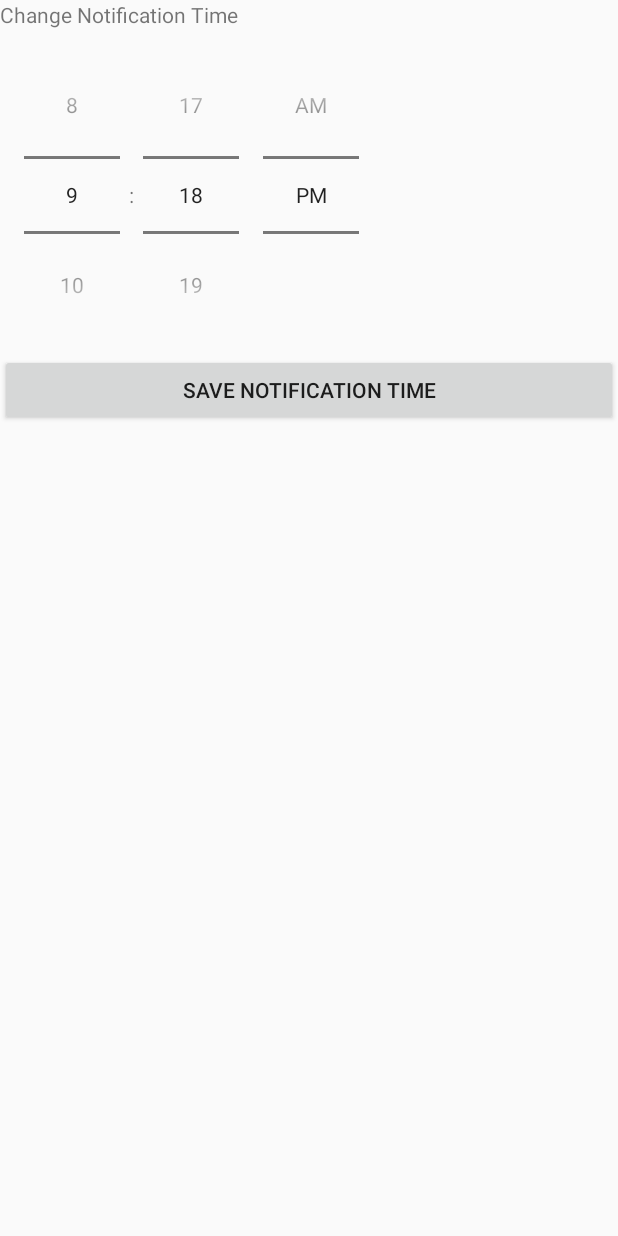
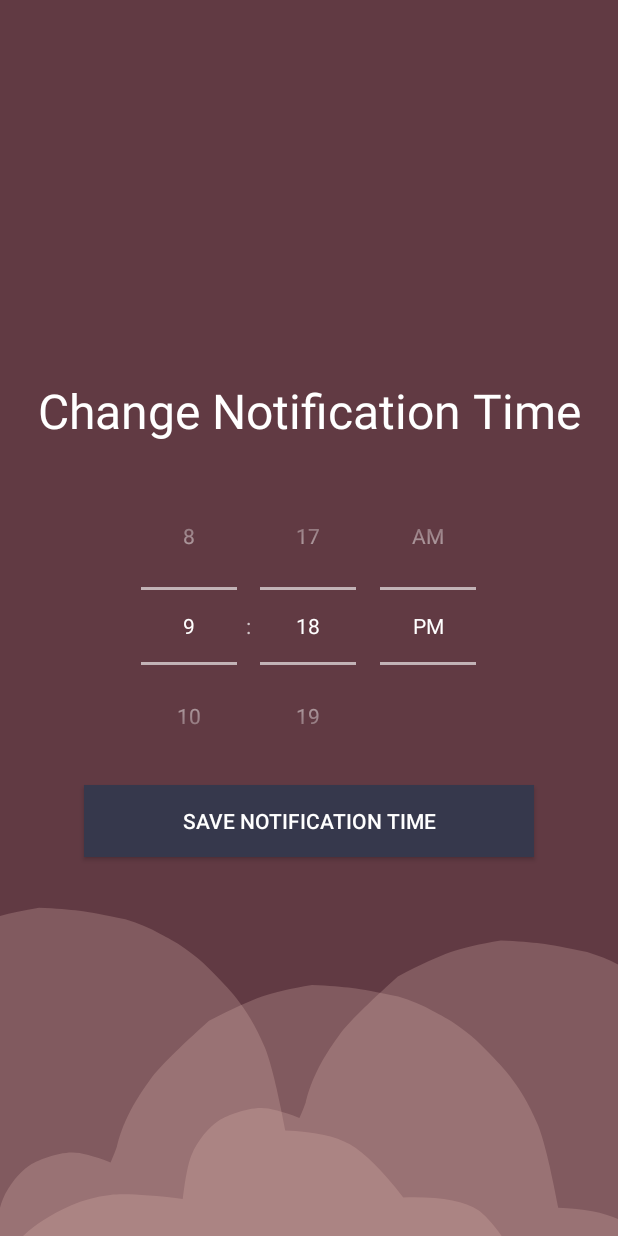
Before and after one commit to jzirkin/cmsc436-feelings_diary, an Android app: the NotificationTimeSettingActivity screen opened directly, with no data from a screen before it, on a phone screen of 412 x 824 dp. Run offline under Robolectric (Android 15) with nearby library versions, the phone set to English and light mode, and no system bars.

Commit message:
finished settings UI

```diff
--- a/app/src/main/res/layout/activity_notification_frequency.xml
+++ b/app/src/main/res/layout/activity_notification_frequency.xml
@@ -16,7 +16,9 @@
     <RelativeLayout
         android:layout_width="match_parent"
         android:layout_height="match_parent"
-        android:orientation="vertical">
+        android:orientation="vertical"
+        android:layout_centerVertical="true"
+        android:gravity="center">
 
         <TextView
             android:textSize="32sp"
@@ -26,13 +28,15 @@
             android:id="@+id/notification_frequency_text"
             android:layout_width="match_parent"
             android:layout_height="wrap_content"
-            android:text="@string/change_notification_frequency" />
+            android:text="@string/change_notification_frequency"
+            android:layout_marginBottom="16dp"/>
 
         <RadioGroup
             android:id="@+id/frequency_group"
             android:layout_below="@id/notification_frequency_text"
             android:layout_width="match_parent"
-            android:layout_height="match_parent">
+            android:layout_height="wrap_content"
+            android:layout_marginBottom="16dp">
 
             <RadioButton
                 android:buttonTint="@color/white"
@@ -72,11 +76,14 @@
         </RadioGroup>
 
         <Button
+            android:textColor="@color/white"
+            android:background="@color/colorPrimaryDark"
             android:id="@+id/save_notification_frequency_btn"
             android:layout_below="@id/frequency_group"
-            android:layout_width="match_parent"
+            android:layout_width="300dp"
             android:layout_height="wrap_content"
-            android:text="@string/save_notification_frequency" />
+            android:text="@string/save_notification_frequency"
+            android:layout_centerHorizontal="true"/>
     </RelativeLayout>
 
 </RelativeLayout>
--- a/app/src/main/res/layout/activity_notification_time_setting.xml
+++ b/app/src/main/res/layout/activity_notification_time_setting.xml
@@ -1,37 +1,54 @@
 <?xml version="1.0" encoding="utf-8"?>
-<LinearLayout xmlns:android="http://schemas.android.com/apk/res/android"
+<RelativeLayout xmlns:android="http://schemas.android.com/apk/res/android"
     xmlns:app="http://schemas.android.com/apk/res-auto"
     xmlns:tools="http://schemas.android.com/tools"
+    android:background="@drawable/ic_background_settings"
     android:layout_width="match_parent"
     android:layout_height="match_parent"
-    tools:context=".NotificationTimeSettingActivity">
+    tools:context=".NotificationTimeSettingActivity"
+    android:paddingLeft="@dimen/activity_horizontal_margin"
+    android:paddingTop="@dimen/activity_vertical_margin"
+    android:paddingRight="@dimen/activity_horizontal_margin"
+    android:paddingBottom="@dimen/activity_vertical_margin"
+    android:gravity="center"
+    android:orientation="vertical">
 
-    <LinearLayout
+    <RelativeLayout
         android:layout_width="match_parent"
-        android:layout_height="wrap_content"
-        android:orientation="vertical">
+        android:layout_height="match_parent"
+        android:orientation="vertical"
+        android:layout_centerVertical="true"
+        android:gravity="center">
 
         <TextView
+            android:textSize="32sp"
+            android:gravity="center"
+            android:layout_centerHorizontal="true"
+            android:textColor="@color/white"
             android:id="@+id/notification_time_text"
             android:layout_width="match_parent"
-            android:layout_height="24dp"
+            android:layout_height="wrap_content"
             android:text="@string/change_notification_time"
-            tools:layout_editor_absoluteX="16dp"
-            tools:layout_editor_absoluteY="16dp" />
+            android:layout_marginBottom="16dp"/>
 
         <TimePicker
+            android:theme="@style/TimePickerCustom"
             android:id="@+id/notification_time"
+            android:layout_below="@id/notification_time_text"
             android:layout_width="wrap_content"
             android:layout_height="wrap_content"
-            android:timePickerMode="spinner" />
+            android:timePickerMode="spinner"
+            android:layout_centerHorizontal="true"/>
 
         <Button
+            android:textColor="@color/white"
+            android:background="@color/colorPrimaryDark"
             android:id="@+id/save_notification_time_btn"
-            android:layout_width="match_parent"
+            android:layout_below="@id/notification_time"
+            android:layout_width="300dp"
             android:layout_height="wrap_content"
             android:text="@string/save_notification_time"
-            tools:layout_editor_absoluteX="16dp"
-            tools:layout_editor_absoluteY="87dp" />
+            android:layout_centerHorizontal="true"/>
 
-    </LinearLayout>
-</LinearLayout>
+    </RelativeLayout>
+</RelativeLayout>
--- a/app/src/main/res/values/styles.xml
+++ b/app/src/main/res/values/styles.xml
@@ -6,6 +6,12 @@
         <item name="colorPrimary">@color/colorPrimary</item>
         <item name="colorPrimaryDark">@color/colorPrimaryDark</item>
         <item name="colorAccent">@color/colorAccent</item>
+    </style>
+
+    <style name="TimePickerCustom" parent="Theme.AppCompat">
+        <item name="colorPrimary">@color/white</item>
+        <item name="colorPrimaryDark">@color/petal</item>
+        <item name="colorAccent">@color/cream</item>
     </style>
 
     <style name="CalenderViewCustom" parent="Theme.AppCompat">
```
